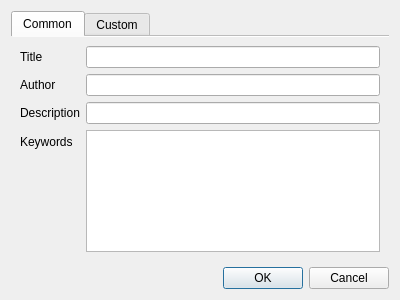
Before: the Qt Designer form src/gui/widgets/dialogs/document_metadata_dialog.ui in mbasaglia/glaxnimate, drawn with Qt 5.
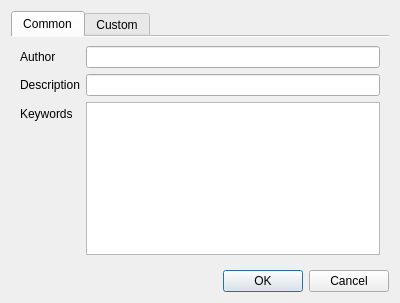
After: the same form once the commit is applied. Icons and pictures are not drawn.

Diff of the .ui file:
```diff
--- a/src/gui/widgets/dialogs/document_metadata_dialog.ui
+++ b/src/gui/widgets/dialogs/document_metadata_dialog.ui
@@ -14,7 +14,7 @@
     <x>0</x>
     <y>0</y>
     <width>400</width>
-    <height>300</height>
+    <height>303</height>
    </rect>
   </property>
   <property name="windowTitle">
@@ -39,28 +39,6 @@
       </attribute>
       <layout class="QFormLayout" name="formLayout">
        <item row="0" column="0">
-        <widget class="QLabel" name="label">
-         <property name="text">
-          <string>Title</string>
-         </property>
-         <property name="buddy">
-          <cstring>edit_title</cstring>
-         </property>
-        </widget>
-       </item>
-       <item row="0" column="1">
-        <widget class="QLineEdit" name="edit_title"/>
-       </item>
-       <item row="1" column="1">
-        <widget class="QLineEdit" name="edit_author"/>
-       </item>
-       <item row="2" column="1">
-        <widget class="QLineEdit" name="edit_description"/>
-       </item>
-       <item row="3" column="1">
-        <widget class="QPlainTextEdit" name="edit_keywords"/>
-       </item>
-       <item row="1" column="0">
         <widget class="QLabel" name="label_2">
          <property name="text">
           <string>Author</string>
@@ -70,7 +48,10 @@
          </property>
         </widget>
        </item>
-       <item row="2" column="0">
+       <item row="0" column="1">
+        <widget class="QLineEdit" name="edit_author"/>
+       </item>
+       <item row="1" column="0">
         <widget class="QLabel" name="label_3">
          <property name="text">
           <string>Description</string>
@@ -80,7 +61,10 @@
          </property>
         </widget>
        </item>
-       <item row="3" column="0">
+       <item row="1" column="1">
+        <widget class="QLineEdit" name="edit_description"/>
+       </item>
+       <item row="2" column="0">
         <widget class="QLabel" name="label_4">
          <property name="text">
           <string>Keywords</string>
@@ -90,6 +74,9 @@
          </property>
         </widget>
        </item>
+       <item row="2" column="1">
+        <widget class="QPlainTextEdit" name="edit_keywords"/>
+       </item>
       </layout>
      </widget>
      <widget class="QWidget" name="tab_2">
```
Left out of the diff: 7 changed lines with no effect on the pictures.
